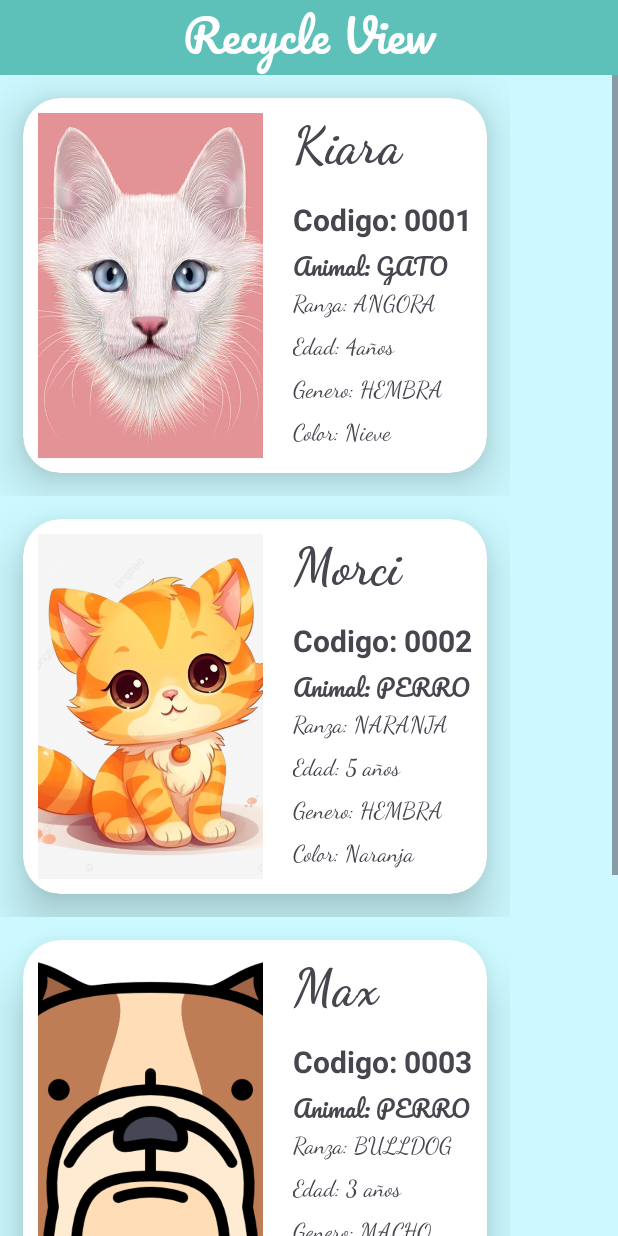
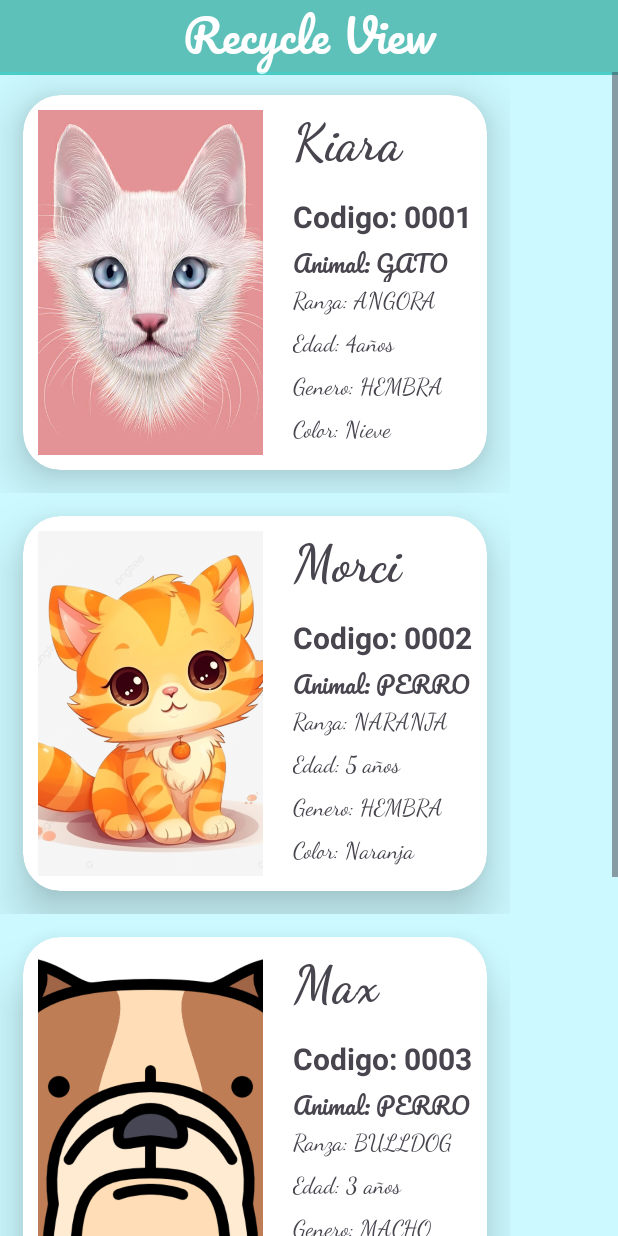
Before and after one commit to rodrigovelasquez2/Todo-en-uno-APP_Rodvels2002, an Android app: the CardViewRecycleView screen opened directly, with no data from a screen before it, on a phone screen of 412 x 824 dp. Run offline under Robolectric (Android 15) with nearby library versions, the phone set to English and light mode, and no system bars.

Commit message:
Se hizo pequeños cambios en el recycle view

```diff
--- a/app/src/main/java/com/velasquez/todoenuno/cardView/main/CardViewRecycleView.java
+++ b/app/src/main/java/com/velasquez/todoenuno/cardView/main/CardViewRecycleView.java
@@ -27,7 +27,7 @@ public class CardViewRecycleView extends AppCompatActivity {
     protected void onCreate(Bundle savedInstanceState) {
         super.onCreate(savedInstanceState);
         EdgeToEdge.enable(this);
-        setContentView(R.layout.activity_card_view_recycle_view);
+        setContentView(R.layout.activity_card_view_recycle_view); // Recuperar el recycle view
 
         //Capturar componentes:
         recyclerView = findViewById(R.id.recycle);
--- a/app/src/main/res/layout/activity_card_view_recycle_view.xml
+++ b/app/src/main/res/layout/activity_card_view_recycle_view.xml
@@ -22,9 +22,10 @@
         android:id="@+id/recycle"
         android:layout_width="match_parent"
         android:layout_height="match_parent"
+        android:layout_marginTop="48dp"
         android:background="@color/transparent_cyan"
         android:scrollbars="vertical"
-        android:layout_marginTop="50dp"
-        app:layout_constraintTop_toTopOf="parent" />
+        app:layout_constraintTop_toTopOf="parent"
+        tools:layout_editor_absoluteX="0dp" />
 
 </androidx.constraintlayout.widget.ConstraintLayout>
--- a/app/src/main/res/layout/activity_frame_layout.xml
+++ b/app/src/main/res/layout/activity_frame_layout.xml
@@ -10,6 +10,8 @@
     <FrameLayout
         android:layout_width="match_parent"
         android:layout_height="435dp"
+        android:layout_marginStart="50dp"
+        android:layout_marginEnd="50dp"
         app:layout_constraintBottom_toBottomOf="parent"
         app:layout_constraintEnd_toEndOf="parent"
         app:layout_constraintStart_toStartOf="parent"
```
